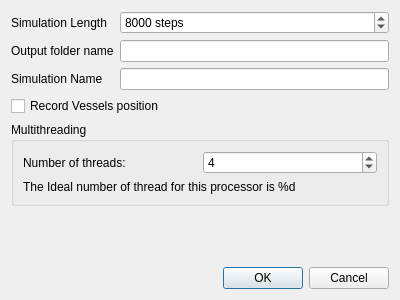
This is qtgui/simulationsetupdialog.ui in frabas/DISPLACE_GUI as Qt 5 draws it before an edit. The edited form follows.
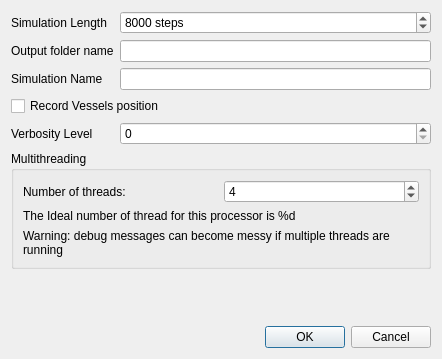
This is the edited form.

Commit message:
Verbosity control for console messages. Fix #84 and #85
Current values are 0 (no messages), 1 (normal debug messages) and 3 (verbose messages)
value 2 is available for extensions. See include/helpers.h for details.

Patch:
```diff
--- a/qtgui/simulationsetupdialog.ui
+++ b/qtgui/simulationsetupdialog.ui
@@ -6,14 +6,21 @@
    <rect>
     <x>0</x>
     <y>0</y>
-    <width>400</width>
-    <height>300</height>
+    <width>442</width>
+    <height>359</height>
    </rect>
   </property>
   <property name="windowTitle">
    <string>Simulation Setup</string>
   </property>
   <layout class="QGridLayout" name="gridLayout">
+   <item row="4" column="0">
+    <widget class="QLabel" name="label_5">
+     <property name="text">
+      <string>Verbosity Level</string>
+     </property>
+    </widget>
+   </item>
    <item row="2" column="0">
     <widget class="QLabel" name="label_3">
      <property name="text">
@@ -21,32 +28,26 @@
      </property>
     </widget>
    </item>
-   <item row="2" column="1">
-    <widget class="QLineEdit" name="simName"/>
-   </item>
-   <item row="1" column="0">
-    <widget class="QLabel" name="label_2">
-     <property name="text">
-      <string>Output folder name</string>
-     </property>
-    </widget>
-   </item>
-   <item row="6" column="0">
-    <spacer name="verticalSpacer">
-     <property name="orientation">
-      <enum>Qt::Vertical</enum>
-     </property>
-     <property name="sizeHint" stdset="0">
-      <size>
-       <width>20</width>
-       <height>40</height>
-      </size>
-     </property>
-    </spacer>
+   <item row="4" column="1">
+    <widget class="QSpinBox" name="verbosity"/>
    </item>
    <item row="1" column="1">
     <widget class="QLineEdit" name="outName"/>
    </item>
+   <item row="3" column="0" colspan="2">
+    <widget class="QCheckBox" name="optMoveVessels">
+     <property name="text">
+      <string>Record Vessels position</string>
+     </property>
+    </widget>
+   </item>
+   <item row="0" column="0">
+    <widget class="QLabel" name="label">
+     <property name="text">
+      <string>Simulation Length</string>
+     </property>
+    </widget>
+   </item>
    <item row="0" column="1">
     <widget class="QSpinBox" name="simSteps">
      <property name="suffix">
@@ -63,31 +64,17 @@
      </property>
     </widget>
    </item>
-   <item row="7" column="0" colspan="2">
-    <widget class="QDialogButtonBox" name="buttonBox">
-     <property name="orientation">
-      <enum>Qt::Horizontal</enum>
-     </property>
-     <property name="standardButtons">
-      <set>QDialogButtonBox::Cancel|QDialogButtonBox::Ok</set>
-     </property>
-    </widget>
+   <item row="2" column="1">
+    <widget class="QLineEdit" name="simName"/>
    </item>
-   <item row="3" column="0" colspan="2">
-    <widget class="QCheckBox" name="optMoveVessels">
+   <item row="1" column="0">
+    <widget class="QLabel" name="label_2">
      <property name="text">
-      <string>Record Vessels position</string>
+      <string>Output folder name</string>
      </property>
     </widget>
    </item>
-   <item row="0" column="0">
-    <widget class="QLabel" name="label">
-     <property name="text">
-      <string>Simulation Length</string>
-     </property>
-    </widget>
-   </item>
-   <item row="4" column="0" colspan="2">
+   <item row="5" column="0" colspan="2">
     <widget class="QGroupBox" name="groupBox">
      <property name="title">
       <string>Multithreading</string>
@@ -113,6 +100,16 @@
         </property>
        </widget>
       </item>
+      <item row="2" column="0" colspan="2">
+       <widget class="QLabel" name="labelVerbosityWarning">
+        <property name="text">
+         <string>Warning: debug messages can become messy if multiple threads are running</string>
+        </property>
+        <property name="wordWrap">
+         <bool>true</bool>
+        </property>
+       </widget>
+      </item>
       <item row="1" column="0" colspan="2">
        <widget class="QLabel" name="labelThreadHint">
         <property name="text">
@@ -126,6 +123,29 @@
      </layout>
     </widget>
    </item>
+   <item row="7" column="0">
+    <spacer name="verticalSpacer">
+     <property name="orientation">
+      <enum>Qt::Vertical</enum>
+     </property>
+     <property name="sizeHint" stdset="0">
+      <size>
+       <width>20</width>
+       <height>40</height>
+      </size>
+     </property>
+    </spacer>
+   </item>
+   <item row="9" column="0" colspan="2">
+    <widget class="QDialogButtonBox" name="buttonBox">
+     <property name="orientation">
+      <enum>Qt::Horizontal</enum>
+     </property>
+     <property name="standardButtons">
+      <set>QDialogButtonBox::Cancel|QDialogButtonBox::Ok</set>
+     </property>
+    </widget>
+   </item>
   </layout>
  </widget>
  <resources/>
```
The commit also changes 9 other files.
